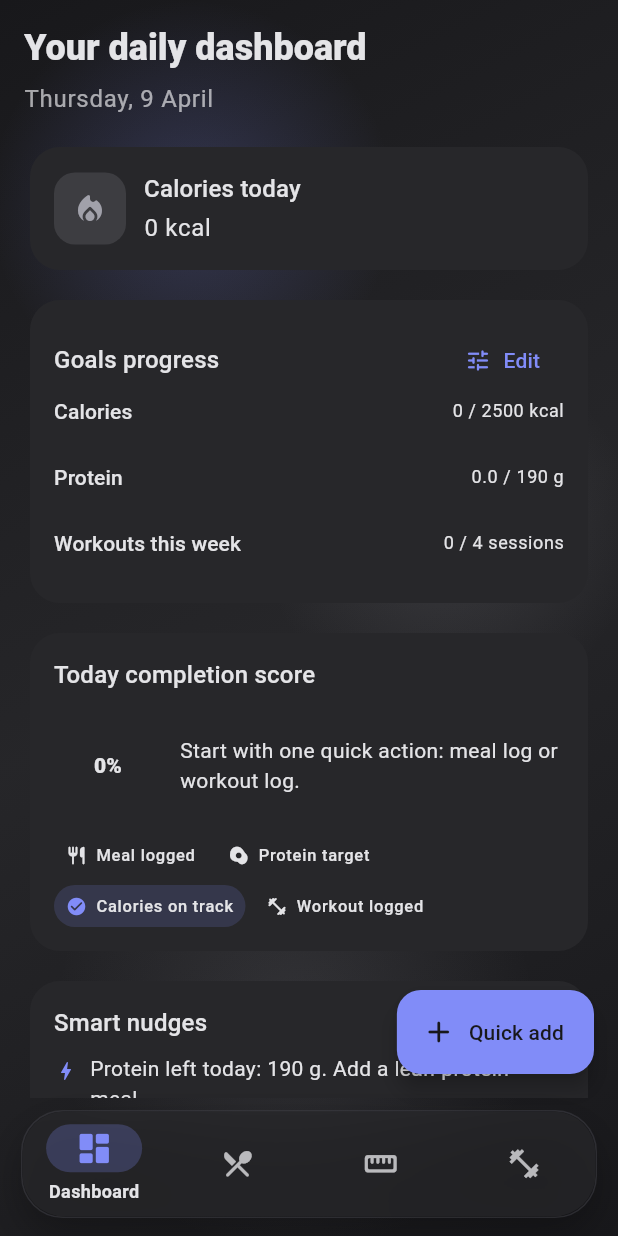
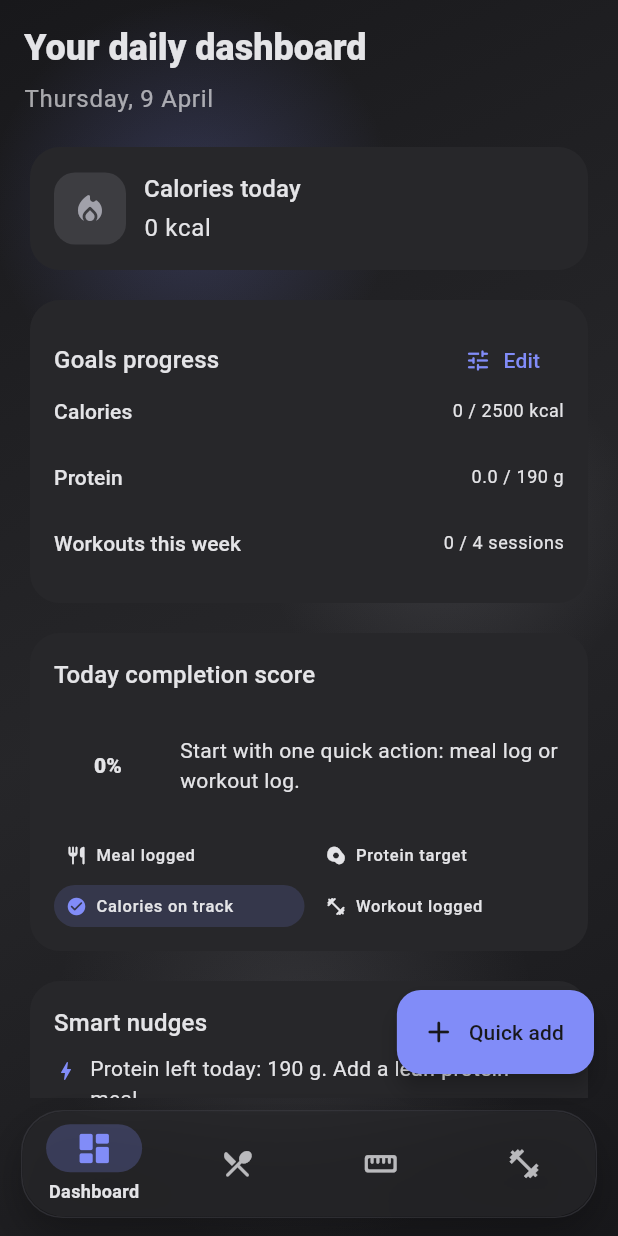
Before and after one commit to ndragun92/flutter-gym-app, a Flutter app: the screen it shows after launch, on a phone screen of 412 x 824 dp. Run offline on Flutter 3.47's test engine with Material 3 defaults, Android fonts, the phone set to English and light mode, and no system bars; our stand-ins replace flutter_local_notifications, flutter_timezone, image_picker, shared_preferences, timezone.

Commit message:
Refactor _TodayCompletionCard layout for improved responsiveness and readability

```diff
--- a/lib/screens/dashboard_page.dart
+++ b/lib/screens/dashboard_page.dart
@@ -529,31 +529,49 @@ class _TodayCompletionCard extends StatelessWidget {
               ],
             ),
             const SizedBox(height: 10),
-            Wrap(
-              spacing: 6,
-              runSpacing: 6,
+            LayoutBuilder(
+              builder: (context, constraints) {
+                const gap = 6.0;
+                final itemWidth = (constraints.maxWidth - gap) / 2;
+                return Wrap(
+                  spacing: gap,
+                  runSpacing: gap,
                   children: [
-                _StatusChip(
+                    SizedBox(
+                      width: itemWidth,
+                      child: _StatusChip(
                         label: 'Meal logged',
                         done: mealLogged,
                         icon: Icons.restaurant_rounded,
                       ),
-                _StatusChip(
+                    ),
+                    SizedBox(
+                      width: itemWidth,
+                      child: _StatusChip(
                         label: 'Protein target',
                         done: proteinGoalReached,
                         icon: Icons.egg_alt_rounded,
                       ),
-                _StatusChip(
+                    ),
+                    SizedBox(
+                      width: itemWidth,
+                      child: _StatusChip(
                         label: 'Calories on track',
                         done: caloriesOnTrack,
                         icon: Icons.local_fire_department_rounded,
                       ),
-                _StatusChip(
+                    ),
+                    SizedBox(
+                      width: itemWidth,
+                      child: _StatusChip(
                         label: 'Workout logged',
                         done: workoutLogged,
                         icon: Icons.fitness_center_rounded,
                       ),
+                    ),
                   ],
+                );
+              },
             ),
           ],
         ),
@@ -652,7 +670,7 @@ class _StatusChip extends StatelessWidget {
         borderRadius: BorderRadius.circular(999),
       ),
       child: Row(
-        mainAxisSize: MainAxisSize.min,
+        mainAxisSize: MainAxisSize.max,
         children: [
           Icon(
             done ? Icons.check_circle_rounded : icon,
@@ -660,7 +678,14 @@ class _StatusChip extends StatelessWidget {
             color: done ? colorScheme.primary : colorScheme.onSurfaceVariant,
           ),
           const SizedBox(width: 6),
-          Text(label, style: Theme.of(context).textTheme.labelSmall),
+          Expanded(
+            child: Text(
+              label,
+              maxLines: 1,
+              overflow: TextOverflow.ellipsis,
+              style: Theme.of(context).textTheme.labelSmall,
+            ),
+          ),
         ],
       ),
     );
```
Lines whose indentation alone changed are shown as unchanged.
